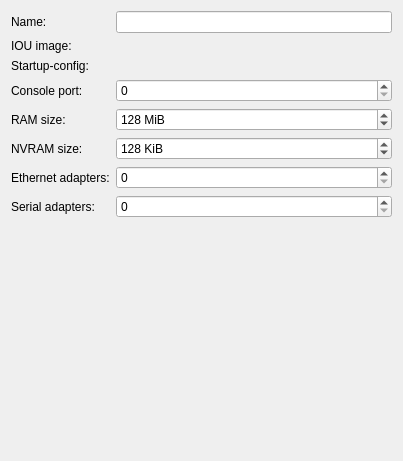
Above: gns3/modules/iou/ui/iou_device_configuration_page.ui from GNS3/gns3-gui before the change. Below: the same form after it.
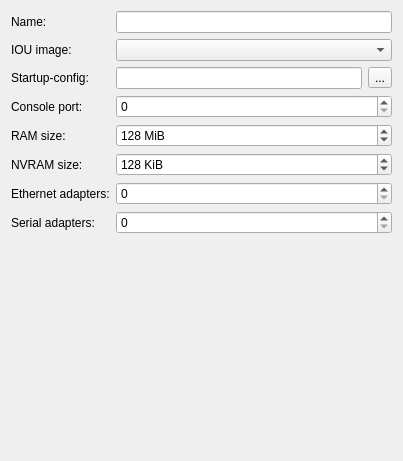
That is the form after the change.

Commit message: Dynamic IOU image & startup-config changes for IOU devices

```diff
--- a/gns3/modules/iou/ui/iou_device_configuration_page.ui
+++ b/gns3/modules/iou/ui/iou_device_configuration_page.ui
@@ -21,6 +21,9 @@
      </property>
     </widget>
    </item>
+   <item row="0" column="1">
+    <widget class="QLineEdit" name="uiNameLineEdit"/>
+   </item>
    <item row="1" column="0">
     <widget class="QLabel" name="uiIOUImageLabel">
      <property name="text">
@@ -28,6 +31,9 @@
      </property>
     </widget>
    </item>
+   <item row="1" column="1">
+    <widget class="QComboBox" name="uiIOUImageComboBox"/>
+   </item>
    <item row="2" column="0">
     <widget class="QLabel" name="uiStartupConfigLabel">
      <property name="text">
@@ -35,6 +41,23 @@
      </property>
     </widget>
    </item>
+   <item row="2" column="1">
+    <layout class="QHBoxLayout" name="horizontalLayout_4">
+     <item>
+      <widget class="QLineEdit" name="uiStartupConfigLineEdit"/>
+     </item>
+     <item>
+      <widget class="QToolButton" name="uiStartupConfigToolButton">
+       <property name="text">
+        <string>...</string>
+       </property>
+       <property name="toolButtonStyle">
+        <enum>Qt::ToolButtonTextOnly</enum>
+       </property>
+      </widget>
+     </item>
+    </layout>
+   </item>
    <item row="3" column="0">
     <widget class="QLabel" name="uiConsolePortLabel">
      <property name="text">
@@ -42,6 +65,13 @@
      </property>
     </widget>
    </item>
+   <item row="3" column="1">
+    <widget class="QSpinBox" name="uiConsolePortSpinBox">
+     <property name="maximum">
+      <number>65535</number>
+     </property>
+    </widget>
+   </item>
    <item row="4" column="0">
     <widget class="QLabel" name="uiRamLabel">
      <property name="text">
@@ -49,6 +79,28 @@
      </property>
     </widget>
    </item>
+   <item row="4" column="1">
+    <widget class="QSpinBox" name="uiRamSpinBox">
+     <property name="sizePolicy">
+      <sizepolicy hsizetype="Expanding" vsizetype="Fixed">
+       <horstretch>0</horstretch>
+       <verstretch>0</verstretch>
+      </sizepolicy>
+     </property>
+     <property name="suffix">
+      <string> MiB</string>
+     </property>
+     <property name="maximum">
+      <number>4096</number>
+     </property>
+     <property name="singleStep">
+      <number>4</number>
+     </property>
+     <property name="value">
+      <number>128</number>
+     </property>
+    </widget>
+   </item>
    <item row="5" column="0">
     <widget class="QLabel" name="uiNvramLabel">
      <property name="text">
@@ -56,14 +108,36 @@
      </property>
     </widget>
    </item>
-   <item row="6" column="0" colspan="3">
+   <item row="5" column="1">
+    <widget class="QSpinBox" name="uiNvramSpinBox">
+     <property name="sizePolicy">
+      <sizepolicy hsizetype="Expanding" vsizetype="Fixed">
+       <horstretch>0</horstretch>
+       <verstretch>0</verstretch>
+      </sizepolicy>
+     </property>
+     <property name="suffix">
+      <string> KiB</string>
+     </property>
+     <property name="maximum">
+      <number>4096</number>
+     </property>
+     <property name="singleStep">
+      <number>4</number>
+     </property>
+     <property name="value">
+      <number>128</number>
+     </property>
+    </widget>
+   </item>
+   <item row="6" column="0">
     <widget class="QLabel" name="uiEthernetAdaptersLabel">
      <property name="text">
       <string>Ethernet adapters:</string>
      </property>
     </widget>
    </item>
-   <item row="6" column="3">
+   <item row="6" column="1">
     <widget class="QSpinBox" name="uiEthernetAdaptersSpinBox">
      <property name="sizePolicy">
       <sizepolicy hsizetype="Expanding" vsizetype="Fixed">
@@ -79,14 +153,14 @@
      </property>
     </widget>
    </item>
-   <item row="7" column="0" colspan="2">
+   <item row="7" column="0">
     <widget class="QLabel" name="uiSerialAdaptersLabel">
      <property name="text">
       <string>Serial adapters:</string>
      </property>
     </widget>
    </item>
-   <item row="7" column="3">
+   <item row="7" column="1">
     <widget class="QSpinBox" name="uiSerialAdaptersSpinBox">
      <property name="sizePolicy">
       <sizepolicy hsizetype="Expanding" vsizetype="Fixed">
@@ -102,7 +176,7 @@
      </property>
     </widget>
    </item>
-   <item row="8" column="3">
+   <item row="8" column="1">
     <spacer name="spacer">
      <property name="orientation">
       <enum>Qt::Vertical</enum>
@@ -115,74 +189,6 @@
      </property>
     </spacer>
    </item>
-   <item row="5" column="3">
-    <widget class="QSpinBox" name="uiNvramSpinBox">
-     <property name="sizePolicy">
-      <sizepolicy hsizetype="Expanding" vsizetype="Fixed">
-       <horstretch>0</horstretch>
-       <verstretch>0</verstretch>
-      </sizepolicy>
-     </property>
-     <property name="suffix">
-      <string> KiB</string>
-     </property>
-     <property name="maximum">
-      <number>4096</number>
-     </property>
-     <property name="singleStep">
-      <number>4</number>
-     </property>
-     <property name="value">
-      <number>128</number>
-     </property>
-    </widget>
-   </item>
-   <item row="4" column="3">
-    <widget class="QSpinBox" name="uiRamSpinBox">
-     <property name="sizePolicy">
-      <sizepolicy hsizetype="Expanding" vsizetype="Fixed">
-       <horstretch>0</horstretch>
-       <verstretch>0</verstretch>
-      </sizepolicy>
-     </property>
-     <property name="suffix">
-      <string> MiB</string>
-     </property>
-     <property name="maximum">
-      <number>4096</number>
-     </property>
-     <property name="singleStep">
-      <number>4</number>
-     </property>
-     <property name="value">
-      <number>128</number>
-     </property>
-    </widget>
-   </item>
-   <item row="3" column="3">
-    <widget class="QSpinBox" name="uiConsolePortSpinBox">
-     <property name="maximum">
-      <number>65535</number>
-     </property>
-    </widget>
-   </item>
-   <item row="2" column="3">
-    <widget class="QLabel" name="uiStartupConfigTextLabel">
-     <property name="text">
-      <string/>
-     </property>
-    </widget>
-   </item>
-   <item row="1" column="3">
-    <widget class="QLabel" name="uiIOUImageTextLabel">
-     <property name="text">
-      <string/>
-     </property>
-    </widget>
-   </item>
-   <item row="0" column="3">
-    <widget class="QLineEdit" name="uiNameLineEdit"/>
-   </item>
   </layout>
  </widget>
  <resources/>
```
The commit also changes 4 other files.
